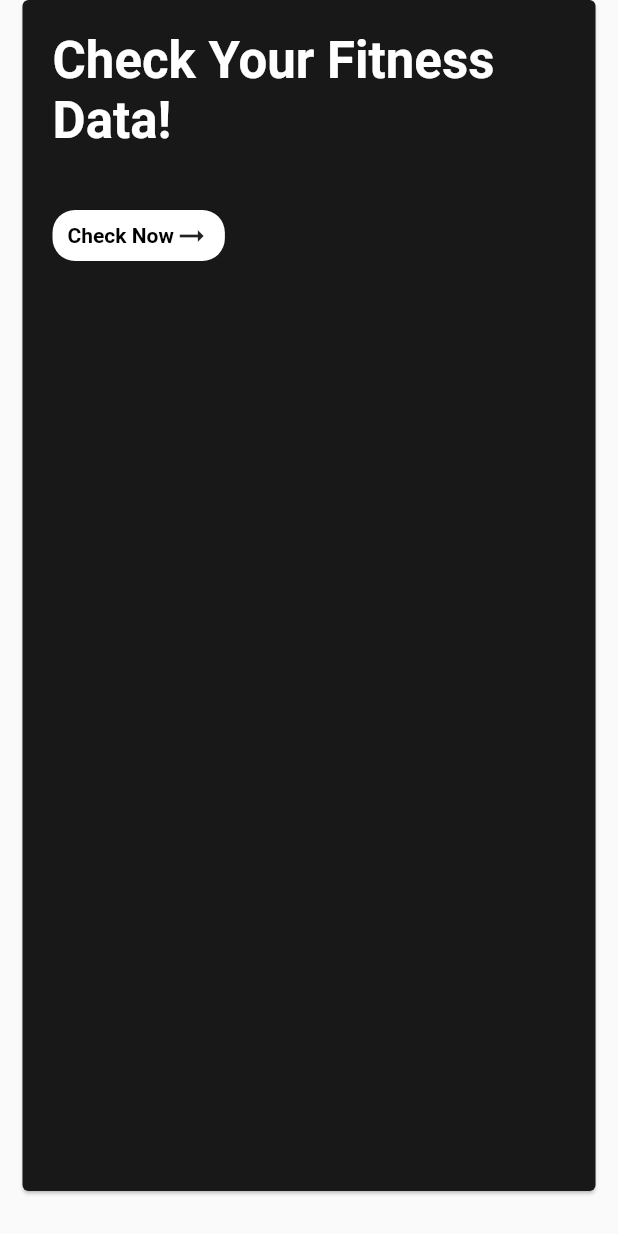
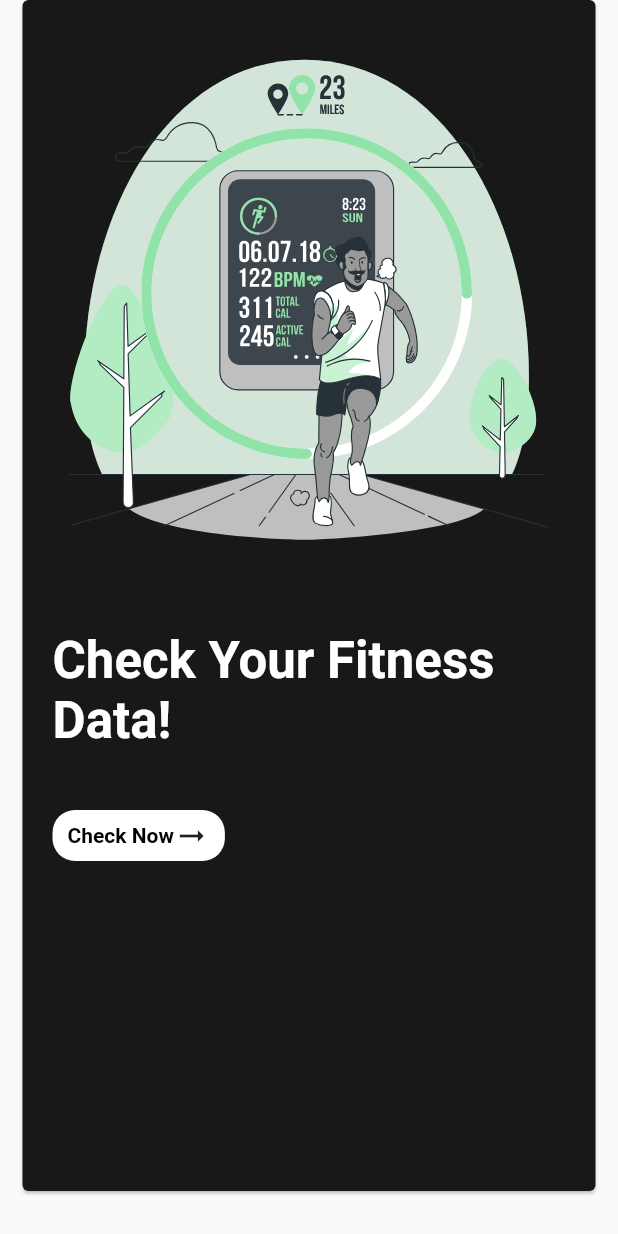
Before and after one commit to SA4DRAO/mhma, a Flutter app: the FitnessCard widget shown alone on an empty page, opened directly, on a phone screen of 412 x 824 dp. Run offline on Flutter 3.47's test engine with Material 2 defaults, Android fonts, the phone set to English and light mode, and no system bars; our stand-ins replace circular_countdown_timer, cloud_firestore, file_picker, firebase_auth, firebase_core, flutter_svg and 4 more; missing offline and left inert: health; accounts and stored records are empty.

Commit message:
Added svg to remaining cards

```diff
--- a/lib/screens/profile_screen.dart
+++ b/lib/screens/profile_screen.dart
@@ -7,7 +7,10 @@ class ProfilePage extends StatelessWidget {
   Widget build(BuildContext context) {
     return Scaffold(
       backgroundColor: Colors.black,
-      appBar: AppBar(),
+      appBar: AppBar(
+        centerTitle: true,
+        title: Text("Profile"),
+      ),
       body: Column(
         children: [],
       ),
--- a/lib/widgets/fitness_card.dart
+++ b/lib/widgets/fitness_card.dart
@@ -1,4 +1,5 @@
 import 'package:flutter/material.dart';
+import 'package:flutter_svg/svg.dart';
 import 'package:mhma/screens/meditation_screen.dart';
 import 'package:mhma/screens/view_fitness_data.dart';
 import 'package:mhma/widgets/monochrome_pill_box.dart';
@@ -18,6 +19,16 @@ class FitnessCard extends StatelessWidget {
       child: Column(
         crossAxisAlignment: CrossAxisAlignment.start,
         children: [
+          Container(
+            // padding:
+            // EdgeInsets.only(left: 20, right: 20, top: 20, bottom: 20),
+            child: SvgPicture.asset(
+              'assets/fitness.svg',
+              width: 400,
+              height: 400,
+              fit: BoxFit.scaleDown,
+            ),
+          ),
           Container(
             padding:
                 const EdgeInsets.only(left: 20, right: 20, top: 20, bottom: 20),
--- a/pubspec.yaml
+++ b/pubspec.yaml
@@ -78,6 +78,8 @@ flutter:
     - assets/relaxing.svg
     - assets/chatUpload.svg
     - assets/mentalHealth.svg
+    - assets/fitness.svg
+    - assets/chatWithDoctor.svg
     - assets/google_logo.png
 
   # An image asset can refer to one or more resolution-specific "variants", see
```
Also changed, not shown: lib/widgets/chat_with_doctor_card.dart (+12 -0 lines), assets/chatWithDoctor.svg (added), assets/fitness.svg (added).
